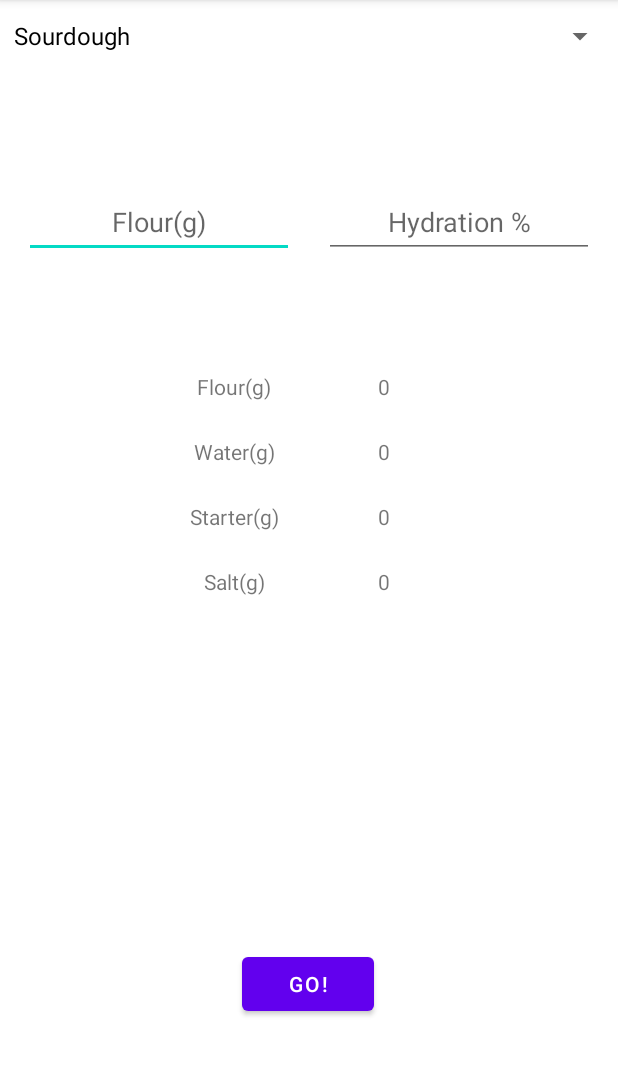
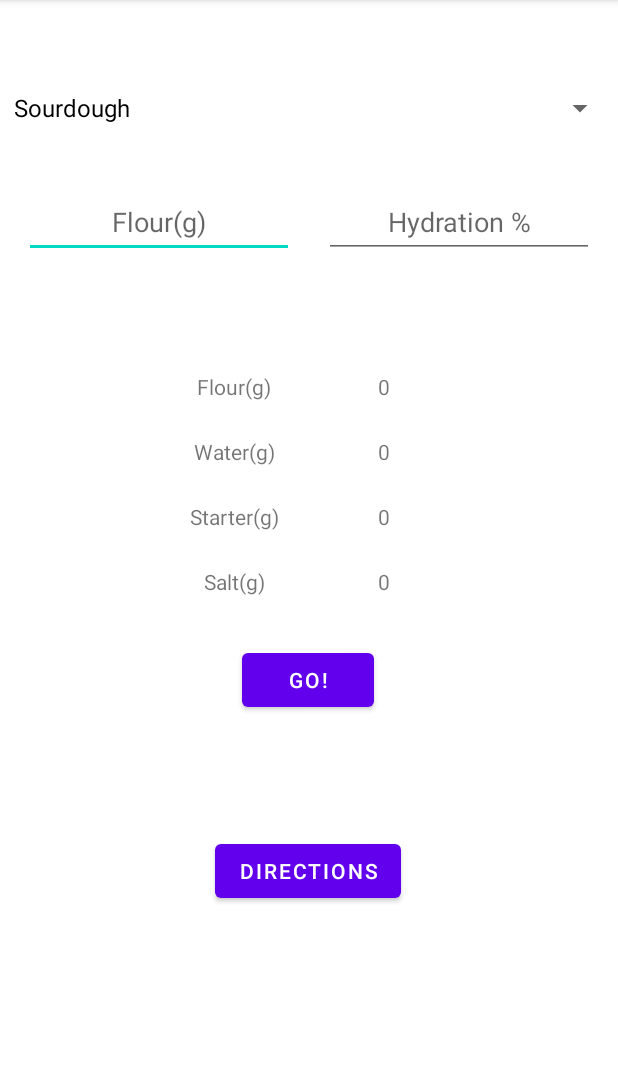
Before and after one commit to RichardSDietz/SourdoughHydrationCalculator, an Android app: the screen it shows after launch (MainActivity), on a phone screen of 412 x 824 dp, the part 84-1160 px from its top. Run offline under Robolectric (Android 15) with nearby library versions, the phone set to English and light mode, and no system bars.

Commit message:
Added a directions button Created new directions activity set up a scroll view inside the new activity with nested textview for instructions.

```diff
--- a/app/src/main/AndroidManifest.xml
+++ b/app/src/main/AndroidManifest.xml
@@ -10,6 +10,9 @@
         android:supportsRtl="true"
         android:theme="@style/Theme.SourdoughHydrationHelper">
         <activity
+            android:name=".Directions"
+            android:exported="true" />
+        <activity
             android:name=".MainActivity"
             android:exported="true">
             <intent-filter>
--- a/app/src/main/java/com/example/sourdoughhydrationhelper/MainActivity.java
+++ b/app/src/main/java/com/example/sourdoughhydrationhelper/MainActivity.java
@@ -1,9 +1,12 @@
 package com.example.sourdoughhydrationhelper;
 
 import androidx.appcompat.app.AppCompatActivity;
+
+import android.content.Intent;
 import android.os.Bundle;
 import android.view.View;
 import android.widget.ArrayAdapter;
+import android.widget.Button;
 import android.widget.EditText;
 import android.widget.Spinner;
 import android.widget.TextView;
@@ -14,7 +17,8 @@ import java.util.Locale;
 
 public class MainActivity extends AppCompatActivity {
 
-    private Spinner doughTypeSpinner;
+    public static final String DOUGHTYPE_TEXT = "com.example.sourdoughhydrationhelper.doughType";
+    public Spinner doughTypeSpinner;
 
     @Override
     protected void onCreate(Bundle savedInstanceState) {
@@ -34,6 +38,9 @@ public class MainActivity extends AppCompatActivity {
         ArrayAdapter<DoughType> adapter = new ArrayAdapter<DoughType>(this, android.R.layout.simple_spinner_dropdown_item, doughTypeList);
         adapter.setDropDownViewResource(android.R.layout.simple_spinner_dropdown_item);
         doughTypeSpinner.setAdapter(adapter);
+
+        //Directions button functionality
+        configureDirectionsButton();
     }
 
     public void calculateHydration(View view)   {
@@ -70,6 +77,33 @@ public class MainActivity extends AppCompatActivity {
                 starterCalcText.setText(String.format(Locale.ENGLISH, "%.0f", starterAmountF));
                 saltCalcText.setText(String.format(Locale.ENGLISH, "%.0f", saltAmountF));
             }
+            if(selectedDoughType.equals("Bagels")){
+                String flourAmountS = flourText.getText().toString();
+                Float flourAmountF = Float.parseFloat(flourAmountS);
+                String hydrationPercS = hydrationText.getText().toString();
+                Float hydrationPercF = Float.parseFloat(hydrationPercS);
+                Float starterAmountF = flourAmountF * .26f;
+                Float waterAmountF = ((flourAmountF + (starterAmountF / 2)) * (hydrationPercF / 100)) - (starterAmountF / 2);
+                Float saltAmountF = (flourAmountF + (starterAmountF / 2)) * .01f;
+                flourCalcText.setText(String.format(Locale.ENGLISH, "%.0f", flourAmountF));
+                waterCalcText.setText(String.format(Locale.ENGLISH, "%.0f", waterAmountF));
+                starterCalcText.setText(String.format(Locale.ENGLISH, "%.0f", starterAmountF));
+                saltCalcText.setText(String.format(Locale.ENGLISH, "%.0f", saltAmountF));
+            }
         }
     }
+
+    private void configureDirectionsButton(){
+        Button directionsButton = (Button) findViewById(R.id.directionsButton);
+        directionsButton.setOnClickListener(new View.OnClickListener() {
+            @Override
+            public void onClick(View view){
+                Intent directionsIntent = new Intent(MainActivity.this, Directions.class);
+                String doughType = doughTypeSpinner.getSelectedItem().toString();
+                directionsIntent.putExtra(DOUGHTYPE_TEXT, doughType);
+                startActivity(directionsIntent);
+            }
+        });
+    }
+
 }
--- a/app/src/main/res/layout/activity_main.xml
+++ b/app/src/main/res/layout/activity_main.xml
@@ -122,20 +122,34 @@
         android:id="@+id/CalcButton"
         android:layout_width="wrap_content"
         android:layout_height="wrap_content"
-        android:layout_marginBottom="88dp"
+        android:layout_marginTop="32dp"
         android:onClick="calculateHydration"
         android:text="GO!"
+        app:layout_constraintEnd_toEndOf="parent"
+        app:layout_constraintHorizontal_bias="0.498"
+        app:layout_constraintStart_toStartOf="parent"
+        app:layout_constraintTop_toBottomOf="@+id/saltStatText" />
+
+    <Button
+        android:id="@+id/directionsButton"
+        android:layout_width="wrap_content"
+        android:layout_height="wrap_content"
+        android:layout_marginBottom="112dp"
+        android:text="Directions"
         app:layout_constraintBottom_toBottomOf="parent"
         app:layout_constraintEnd_toEndOf="parent"
         app:layout_constraintHorizontal_bias="0.498"
-        app:layout_constraintStart_toStartOf="parent" />
+        app:layout_constraintStart_toStartOf="parent"
+        app:layout_constraintTop_toBottomOf="@+id/CalcButton"
+        app:layout_constraintVertical_bias="0.606" />
 
     <Spinner
         android:id="@+id/doughTypeSpinner"
         android:layout_width="409dp"
         android:layout_height="wrap_content"
+        android:layout_marginTop="48dp"
         app:layout_constraintEnd_toEndOf="parent"
         app:layout_constraintStart_toStartOf="parent"
-        tools:layout_editor_absoluteY="51dp" />
+        app:layout_constraintTop_toTopOf="parent" />
 
 </androidx.constraintlayout.widget.ConstraintLayout>
```
Also changed, not shown: app/src/main/java/com/example/sourdoughhydrationhelper/Directions.java (added, +27 -0 lines), app/src/main/res/layout/activity_directions.xml (added, +39 -0 lines).
